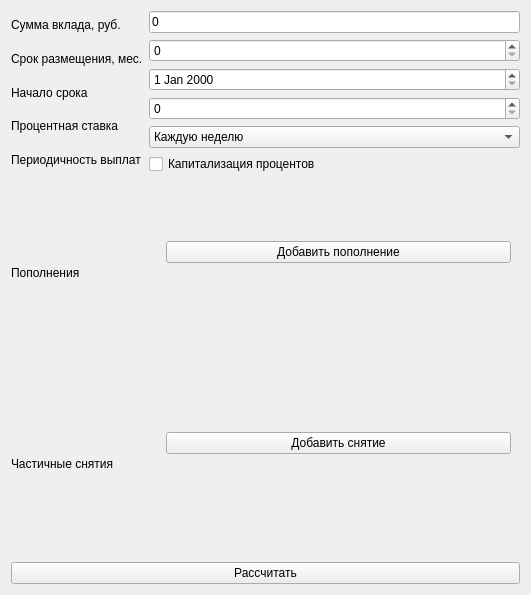
First picture: the form in forms/debitcalc.ui, repository Kanumone/desktop-calculator-cpp, before the edit.
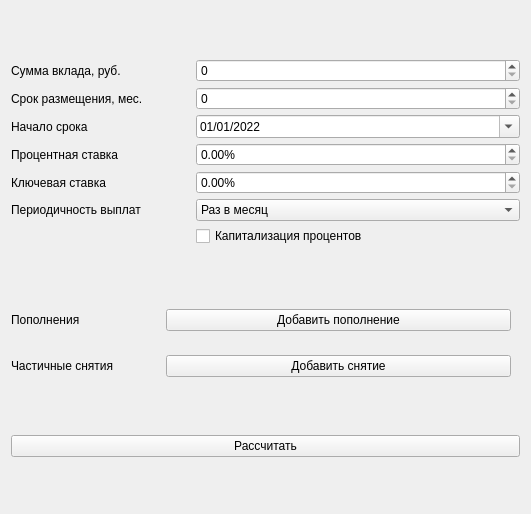
Second picture: the form after the edit.

```diff
--- a/forms/debitcalc.ui
+++ b/forms/debitcalc.ui
@@ -7,7 +7,7 @@
     <x>0</x>
     <y>0</y>
     <width>531</width>
-    <height>595</height>
+    <height>514</height>
    </rect>
   </property>
   <property name="windowTitle">
@@ -17,69 +17,238 @@
    <item>
     <layout class="QHBoxLayout" name="horizontalLayout">
      <item>
-      <layout class="QVBoxLayout" name="verticalLayout">
+      <layout class="QVBoxLayout" name="verticalLayout_2">
+       <property name="spacing">
+        <number>5</number>
+       </property>
+       <property name="topMargin">
+        <number>5</number>
+       </property>
+       <property name="bottomMargin">
+        <number>5</number>
+       </property>
+       <item>
+        <layout class="QHBoxLayout" name="horizontalLayout_2">
        <item>
         <widget class="QLabel" name="label_sum">
+           <property name="sizePolicy">
+            <sizepolicy hsizetype="Maximum" vsizetype="Preferred">
+             <horstretch>0</horstretch>
+             <verstretch>0</verstretch>
+            </sizepolicy>
+           </property>
+           <property name="minimumSize">
+            <size>
+             <width>180</width>
+             <height>0</height>
+            </size>
+           </property>
          <property name="text">
           <string>Сумма вклада, руб.</string>
          </property>
         </widget>
        </item>
        <item>
+          <widget class="QDoubleSpinBox" name="doubleSpinBox_sum">
+           <property name="decimals">
+            <number>0</number>
+           </property>
+           <property name="maximum">
+            <double>10000000000.000000000000000</double>
+           </property>
+           <property name="singleStep">
+            <double>100.000000000000000</double>
+           </property>
+          </widget>
+         </item>
+        </layout>
+       </item>
+       <item>
+        <layout class="QHBoxLayout" name="horizontalLayout_3">
+         <item>
         <widget class="QLabel" name="label_2">
+           <property name="sizePolicy">
+            <sizepolicy hsizetype="Maximum" vsizetype="Preferred">
+             <horstretch>0</horstretch>
+             <verstretch>0</verstretch>
+            </sizepolicy>
+           </property>
+           <property name="minimumSize">
+            <size>
+             <width>180</width>
+             <height>0</height>
+            </size>
+           </property>
          <property name="text">
           <string>Срок размещения, мес.</string>
          </property>
         </widget>
        </item>
        <item>
+          <widget class="QSpinBox" name="spinBox_duration">
+           <property name="maximum">
+            <number>10000</number>
+           </property>
+          </widget>
+         </item>
+        </layout>
+       </item>
+       <item>
+        <layout class="QHBoxLayout" name="horizontalLayout_6">
+         <item>
         <widget class="QLabel" name="label_7">
+           <property name="sizePolicy">
+            <sizepolicy hsizetype="Maximum" vsizetype="Preferred">
+             <horstretch>0</horstretch>
+             <verstretch>0</verstretch>
+            </sizepolicy>
+           </property>
+           <property name="minimumSize">
+            <size>
+             <width>180</width>
+             <height>0</height>
+            </size>
+           </property>
          <property name="text">
           <string>Начало срока</string>
          </property>
         </widget>
        </item>
        <item>
+          <widget class="QDateEdit" name="dateEdit_start">
+           <property name="sizePolicy">
+            <sizepolicy hsizetype="Minimum" vsizetype="Fixed">
+             <horstretch>0</horstretch>
+             <verstretch>0</verstretch>
+            </sizepolicy>
+           </property>
+           <property name="dateTime">
+            <datetime>
+             <hour>0</hour>
+             <minute>0</minute>
+             <second>0</second>
+             <year>2022</year>
+             <month>1</month>
+             <day>1</day>
+            </datetime>
+           </property>
+           <property name="displayFormat">
+            <string>dd/MM/yyyy</string>
+           </property>
+           <property name="calendarPopup">
+            <bool>true</bool>
+           </property>
+          </widget>
+         </item>
+        </layout>
+       </item>
+       <item>
+        <layout class="QHBoxLayout" name="horizontalLayout_7">
+         <item>
         <widget class="QLabel" name="label_3">
+           <property name="sizePolicy">
+            <sizepolicy hsizetype="Maximum" vsizetype="Preferred">
+             <horstretch>0</horstretch>
+             <verstretch>0</verstretch>
+            </sizepolicy>
+           </property>
+           <property name="minimumSize">
+            <size>
+             <width>180</width>
+             <height>0</height>
+            </size>
+           </property>
          <property name="text">
           <string>Процентная ставка</string>
          </property>
         </widget>
        </item>
        <item>
+          <widget class="QDoubleSpinBox" name="doubleSpinBox_percentRate">
+           <property name="sizePolicy">
+            <sizepolicy hsizetype="Minimum" vsizetype="Maximum">
+             <horstretch>0</horstretch>
+             <verstretch>0</verstretch>
+            </sizepolicy>
+           </property>
+           <property name="suffix">
+            <string>%</string>
+           </property>
+           <property name="decimals">
+            <number>2</number>
+           </property>
+          </widget>
+         </item>
+        </layout>
+       </item>
+       <item>
+        <layout class="QHBoxLayout" name="horizontalLayout_11">
+         <item>
+          <widget class="QLabel" name="label_8">
+           <property name="sizePolicy">
+            <sizepolicy hsizetype="Maximum" vsizetype="Preferred">
+             <horstretch>0</horstretch>
+             <verstretch>0</verstretch>
+            </sizepolicy>
+           </property>
+           <property name="minimumSize">
+            <size>
+             <width>180</width>
+             <height>0</height>
+            </size>
+           </property>
+           <property name="text">
+            <string>Ключевая ставка</string>
+           </property>
+          </widget>
+         </item>
+         <item>
+          <widget class="QDoubleSpinBox" name="doubleSpinBox_mainRate">
+           <property name="sizePolicy">
+            <sizepolicy hsizetype="Minimum" vsizetype="Maximum">
+             <horstretch>0</horstretch>
+             <verstretch>0</verstretch>
+            </sizepolicy>
+           </property>
+           <property name="suffix">
+            <string>%</string>
+           </property>
+           <property name="decimals">
+            <number>2</number>
+           </property>
+          </widget>
+         </item>
+        </layout>
+       </item>
+       <item>
+        <layout class="QHBoxLayout" name="horizontalLayout_9">
+         <item>
         <widget class="QLabel" name="label_5">
+           <property name="sizePolicy">
+            <sizepolicy hsizetype="Maximum" vsizetype="Preferred">
+             <horstretch>0</horstretch>
+             <verstretch>0</verstretch>
+            </sizepolicy>
+           </property>
+           <property name="minimumSize">
+            <size>
+             <width>180</width>
+             <height>0</height>
+            </size>
+           </property>
          <property name="text">
           <string>Периодичность выплат</string>
          </property>
         </widget>
        </item>
-      </layout>
-     </item>
-     <item>
-      <layout class="QVBoxLayout" name="verticalLayout_2">
-       <item>
-        <widget class="QLineEdit" name="lineEdit">
-         <property name="text">
-          <string>0</string>
-         </property>
-        </widget>
-       </item>
-       <item>
-        <widget class="QSpinBox" name="spinBox_period"/>
-       </item>
-       <item>
-        <widget class="QDateEdit" name="dateEdit_start"/>
-       </item>
-       <item>
-        <widget class="QSpinBox" name="spinBox_percent"/>
-       </item>
        <item>
         <widget class="QComboBox" name="comboBox_regularity">
-         <item>
-          <property name="text">
-           <string>Каждую неделю</string>
-          </property>
-         </item>
+           <property name="sizePolicy">
+            <sizepolicy hsizetype="Minimum" vsizetype="Maximum">
+             <horstretch>0</horstretch>
+             <verstretch>0</verstretch>
+            </sizepolicy>
+           </property>
          <item>
           <property name="text">
            <string>Раз в месяц</string>
@@ -107,12 +276,61 @@
          </item>
         </widget>
        </item>
+        </layout>
+       </item>
+       <item>
+        <layout class="QHBoxLayout" name="horizontalLayout_8">
+         <item>
+          <spacer name="horizontalSpacer">
+           <property name="orientation">
+            <enum>Qt::Horizontal</enum>
+           </property>
+           <property name="sizeType">
+            <enum>QSizePolicy::Maximum</enum>
+           </property>
+           <property name="sizeHint" stdset="0">
+            <size>
+             <width>185</width>
+             <height>20</height>
+            </size>
+           </property>
+          </spacer>
+         </item>
        <item>
         <widget class="QCheckBox" name="checkBox_capitaliztion">
+           <property name="sizePolicy">
+            <sizepolicy hsizetype="Minimum" vsizetype="Maximum">
+             <horstretch>0</horstretch>
+             <verstretch>0</verstretch>
+            </sizepolicy>
+           </property>
+           <property name="mouseTracking">
+            <bool>true</bool>
+           </property>
+           <property name="acceptDrops">
+            <bool>false</bool>
+           </property>
+           <property name="toolTipDuration">
+            <number>0</number>
+           </property>
+           <property name="layoutDirection">
+            <enum>Qt::LeftToRight</enum>
+           </property>
+           <property name="autoFillBackground">
+            <bool>false</bool>
+           </property>
          <property name="text">
           <string>Капитализация процентов</string>
          </property>
-        </widget>
+           <property name="iconSize">
+            <size>
+             <width>16</width>
+             <height>16</height>
+            </size>
+           </property>
+          </widget>
+         </item>
+        </layout>
        </item>
       </layout>
      </item>
@@ -125,7 +343,7 @@
        <item>
         <widget class="QLabel" name="label_add">
          <property name="sizePolicy">
-          <sizepolicy hsizetype="Maximum" vsizetype="Preferred">
+          <sizepolicy hsizetype="Maximum" vsizetype="Maximum">
            <horstretch>0</horstretch>
            <verstretch>0</verstretch>
           </sizepolicy>
@@ -143,6 +361,12 @@
        </item>
        <item>
         <widget class="QFrame" name="frame_add">
+         <property name="sizePolicy">
+          <sizepolicy hsizetype="Preferred" vsizetype="Maximum">
+           <horstretch>0</horstretch>
+           <verstretch>0</verstretch>
+          </sizepolicy>
+         </property>
          <layout class="QVBoxLayout" name="verticalLayout_add">
           <item>
            <widget class="QPushButton" name="pushButton_add">
@@ -151,22 +375,6 @@
             </property>
            </widget>
           </item>
-          <item>
-           <spacer name="verticalSpacer">
-            <property name="orientation">
-             <enum>Qt::Vertical</enum>
-            </property>
-            <property name="sizeType">
-             <enum>QSizePolicy::Maximum</enum>
-            </property>
-            <property name="sizeHint" stdset="0">
-             <size>
-              <width>20</width>
-              <height>40</height>
-             </size>
-            </property>
-           </spacer>
-          </item>
          </layout>
         </widget>
        </item>
@@ -177,7 +385,7 @@
        <item>
         <widget class="QLabel" name="label_remove">
          <property name="sizePolicy">
-          <sizepolicy hsizetype="Maximum" vsizetype="Preferred">
+          <sizepolicy hsizetype="Maximum" vsizetype="Maximum">
            <horstretch>0</horstretch>
            <verstretch>0</verstretch>
           </sizepolicy>
@@ -195,6 +403,12 @@
        </item>
        <item>
         <widget class="QFrame" name="frame_remove">
+         <property name="sizePolicy">
+          <sizepolicy hsizetype="Preferred" vsizetype="Maximum">
+           <horstretch>0</horstretch>
+           <verstretch>0</verstretch>
+          </sizepolicy>
+         </property>
          <layout class="QVBoxLayout" name="verticalLayout_remove">
           <item>
            <widget class="QPushButton" name="pushButton_remove">
@@ -203,22 +417,6 @@
             </property>
            </widget>
           </item>
-          <item>
-           <spacer name="verticalSpacer_2">
-            <property name="orientation">
-             <enum>Qt::Vertical</enum>
-            </property>
-            <property name="sizeType">
-             <enum>QSizePolicy::Maximum</enum>
-            </property>
-            <property name="sizeHint" stdset="0">
-             <size>
-              <width>20</width>
-              <height>40</height>
-             </size>
-            </property>
-           </spacer>
-          </item>
          </layout>
         </widget>
        </item>
```
Left out of the diff: 2 changed lines with no effect on the pictures. Lines whose indentation alone changed are shown as unchanged.
